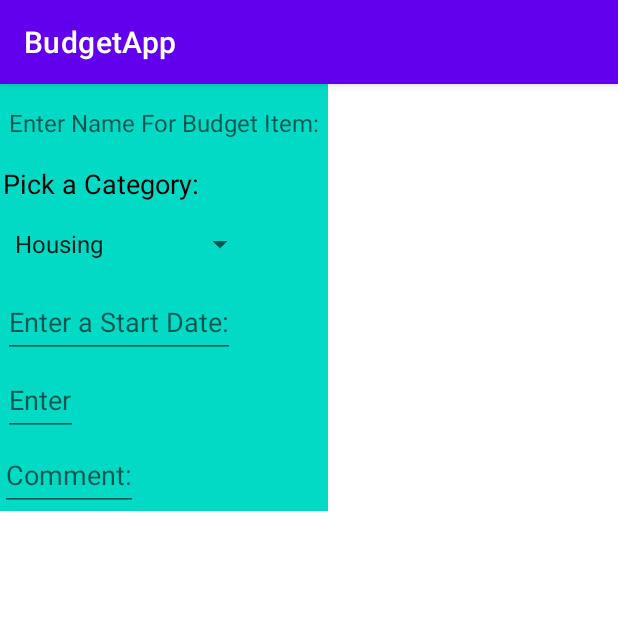
After one commit to lillieayer/budgettracker, an Android app: the fragment AddBudget shown on its own in the app's theme, on a phone screen of 412 x 824 dp, the top half of it. The commit adds this screen. Run offline under Robolectric (Android 15) with nearby library versions, the phone set to English and light mode, and no system bars.

```diff
--- /dev/null
+++ b/app/src/main/java/cs445/budgetapp/AddBudget.java
@@ -0,0 +1,48 @@
+package cs445.budgetapp;
+
+import android.os.Bundle;
+
+import androidx.fragment.app.Fragment;
+
+import android.view.LayoutInflater;
+import android.view.View;
+import android.view.ViewGroup;
+import android.widget.AdapterView;
+import android.widget.Spinner;
+
+public class AddBudget extends Fragment {
+
+
+
+    public AddBudget() {
+        // Required empty public constructor
+    }
+
+
+    @Override
+    public void onCreate(Bundle savedInstanceState) {
+        super.onCreate(savedInstanceState);
+    }
+
+    @Override
+    public View onCreateView(LayoutInflater inflater, ViewGroup container,
+                             Bundle savedInstanceState) {
+        // Inflate the layout for this fragment
+        View myView = inflater.inflate(R.layout.fragment_add_budget, container, false);
+
+        Spinner budgetCategory = myView.findViewById(R.id.budget_category);
+        budgetCategory.setOnItemSelectedListener(new AdapterView.OnItemSelectedListener() {
+            @Override
+            public void onItemSelected(AdapterView<?> adapterView, View view, int i, long l) {
+                String categoryChosen = adapterView.getItemAtPosition(i).toString();
+            }
+
+            @Override
+            public void onNothingSelected(AdapterView<?> adapterView) {
+
+            }
+        });
+
+        return myView;
+    }
+}
--- /dev/null
+++ b/app/src/main/res/layout/fragment_add_budget.xml
@@ -0,0 +1,65 @@
+<?xml version="1.0" encoding="utf-8"?>
+<LinearLayout xmlns:android="http://schemas.android.com/apk/res/android"
+    xmlns:tools="http://schemas.android.com/tools"
+    tools:context=".AddBudget"
+    android:layout_width="wrap_content"
+    android:orientation="vertical"
+    android:layout_height="wrap_content"
+    android:background="@color/teal_200">
+
+    <EditText
+        android:inputType="text"
+        android:id="@+id/budget_name_text"
+        android:hint="@string/editName"
+        android:layout_width="wrap_content"
+        android:layout_margin="2dp"
+        android:textColor="@color/black"
+        android:layout_height="48dp"
+        android:textSize="16sp"/>
+
+    <TextView
+        android:layout_margin="2dp"
+        android:layout_width="wrap_content"
+        android:layout_height="wrap_content"
+        android:text="@string/editCategory"
+        android:textColor="@color/black"
+        android:textSize="18sp"/>
+
+    <Spinner
+        android:layout_margin="2dp"
+        android:id="@+id/budget_category"
+        android:layout_width="wrap_content"
+        android:layout_height="48dp"
+        android:entries="@array/budgetCategories"
+        android:spinnerMode="dropdown" />
+
+    <EditText
+        android:layout_margin="2dp"
+        android:inputType="date"
+        android:id="@+id/budget_date_text"
+        android:hint="@string/editDate"
+        android:textColor="@color/black"
+        android:layout_width="wrap_content"
+        android:layout_height="48dp"
+        android:textSize="18sp"/>
+
+    <EditText
+        android:layout_margin="2dp"
+        android:inputType="text"
+        android:id="@+id/budget_amount_text"
+        android:layout_width="50dp"
+        android:hint="@string/editAmt"
+        android:textColor="@color/black"
+        android:layout_height="48dp"
+        android:textSize="18sp"/>
+
+    <EditText
+        android:id="@+id/budget_comment_text"
+        android:inputType="text"
+        android:hint="@string/editComment"
+        android:layout_width="wrap_content"
+        android:textColor="@color/black"
+        android:layout_height="48dp"
+        android:textSize="18sp"/>
+
+</LinearLayout>
--- a/app/src/main/res/values-land/dimens.xml
+++ b/app/src/main/res/values-land/dimens.xml
@@ -1,3 +1,5 @@
 <resources>
     <dimen name="activity_horizontal_margin">48dp</dimen>
+    <dimen name="fab_margin">48dp</dimen>
+    <dimen name="text_margin">48dp</dimen>
 </resources>
--- a/app/src/main/res/values-w1240dp/dimens.xml
+++ b/app/src/main/res/values-w1240dp/dimens.xml
@@ -1,3 +1,4 @@
 <resources>
     <dimen name="activity_horizontal_margin">200dp</dimen>
+    <dimen name="fab_margin">200dp</dimen>
 </resources>
--- a/app/src/main/res/values-w600dp/dimens.xml
+++ b/app/src/main/res/values-w600dp/dimens.xml
@@ -1,3 +1,5 @@
 <resources>
     <dimen name="activity_horizontal_margin">48dp</dimen>
+    <dimen name="fab_margin">48dp</dimen>
+    <dimen name="text_margin">48dp</dimen>
 </resources>
--- a/app/src/main/res/values/dimens.xml
+++ b/app/src/main/res/values/dimens.xml
@@ -2,4 +2,7 @@
     <!-- Default screen margins, per the Android Design guidelines. -->
     <dimen name="activity_horizontal_margin">16dp</dimen>
     <dimen name="activity_vertical_margin">16dp</dimen>
+    <dimen name="app_bar_height">180dp</dimen>
+    <dimen name="fab_margin">16dp</dimen>
+    <dimen name="text_margin">16dp</dimen>
 </resources>
--- a/app/src/main/res/values/strings.xml
+++ b/app/src/main/res/values/strings.xml
@@ -9,4 +9,29 @@
     <string name="invalid_username">Not a valid username</string>
     <string name="invalid_password">Password must be >5 characters</string>
     <string name="login_failed">"Login failed"</string>
+    <string name="title_activity_budget">BudgetActivity</string>
+    <string name="action_settings">Settings</string>
+    <string name="hello_blank_fragment">Hello blank fragment</string>
+    <string name="add_budget">Click To Add A New Budget</string>
+    <string name="FAB">FAB</string>
+    <string name="editName">Enter Name For Budget Item: </string>
+    <string name="editAmt">Enter Amount: </string>
+    <string name="editDate">Enter a Start Date: </string>
+    <string name="editCategory">Pick a Category: </string>
+    <string name="editComment">Comment: </string>
+    <string name="test_name">Test name</string>
+    <string name="test_date">00/00/00</string>
+    <string name="test_amount">1200</string>
+    <string name="test_comment">New Budget</string>
+    <string-array name="budgetCategories">
+        <item>Housing</item>
+        <item>Insurance</item>
+        <item>Medical</item>
+        <item>Food</item>
+        <item>Transportation</item>
+        <item>Personal Care</item>
+        <item>Entertainment</item>
+        <item>Savings</item>
+        <item>Other</item>
+    </string-array>
 </resources>
--- a/gradle.properties
+++ b/gradle.properties
@@ -19,3 +19,4 @@ android.useAndroidX=true
 # resources declared in the library itself and none from the library's dependencies,
 # thereby reducing the size of the R class for that library
 android.nonTransitiveRClass=true
+android.suppressUnsupportedCompileSdk=34
```
Also changed, not shown: app/build.gradle (+4 -3 lines), app/src/main/java/cs445/budgetapp/Budget.java (added, +75 -0 lines), app/src/main/java/cs445/budgetapp/BudgetAdapter.java (added, +38 -0 lines), app/src/main/java/cs445/budgetapp/BudgetFragment.java (added, +64 -0 lines), app/src/main/java/cs445/budgetapp/BudgetItemViewHolder.java (added, +42 -0 lines), app/src/main/res/layout/budget_item_layout.xml (added, +54 -0 lines), app/src/main/res/layout/fragment_budget.xml (added, +39 -0 lines), app/src/main/res/menu/menu_budget.xml (added, +10 -0 lines), app/src/main/res/values/themes.xml (+9 -0 lines).
